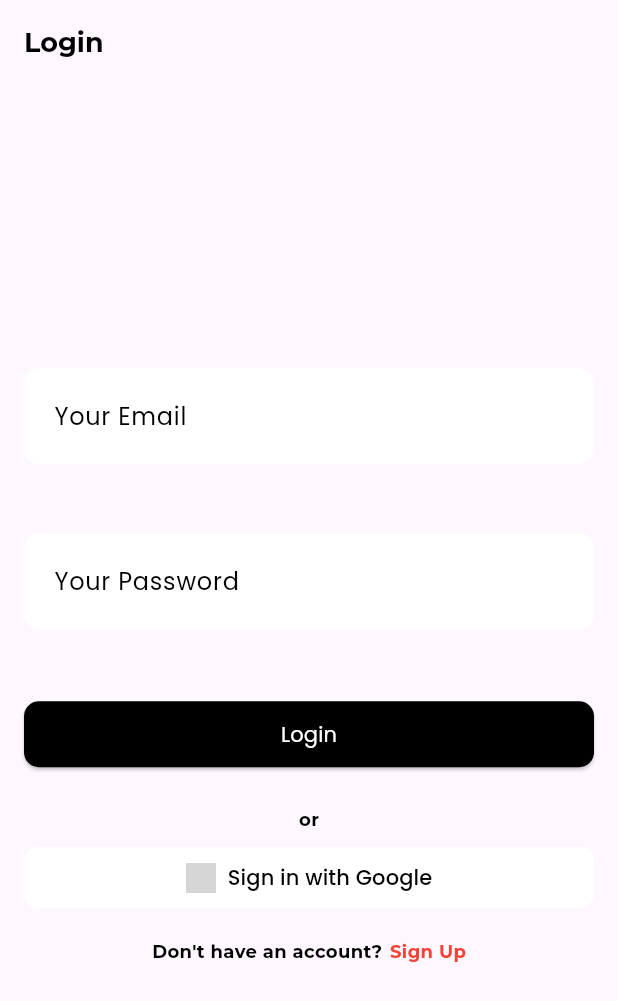
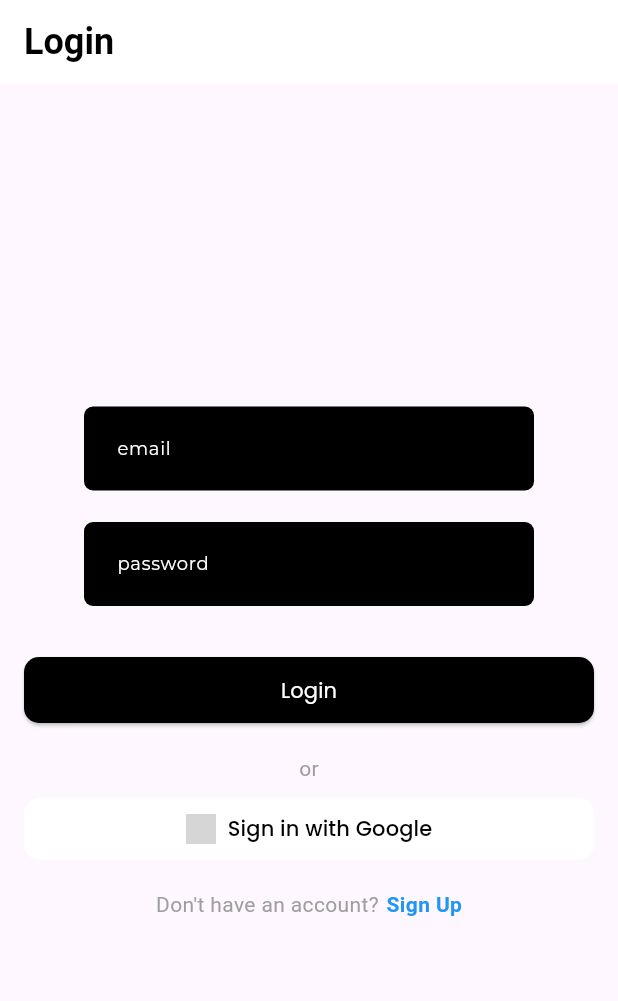
Before and after one commit to gazelle61/eventifyapk, a Flutter app: the screen it shows after launch, on a phone screen of 412 x 824 dp. Shown: the top 1001 px of the screen. Run offline on Flutter 3.47's test engine with Material 3 defaults, Android fonts, the light colour scheme and no system bars; our stand-ins replace cloud_firestore, firebase_auth, firebase_core, firebase_messaging, get, google_fonts and 1 more; accounts and stored records are empty; grey boxes are pictures that could not be loaded.

Commit message:
feat: [Z] ui components

```diff
--- a/lib/pages/login_page.dart
+++ b/lib/pages/login_page.dart
@@ -1,5 +1,4 @@
 import 'package:tryflutter/pages/signup_page.dart';
-import 'package:tryflutter/widgets/AppStyles.dart';
 import 'package:tryflutter/widgets/my_text_button.dart';
 import 'package:flutter/material.dart';
 import 'package:get/get.dart';
@@ -37,8 +36,10 @@ class _LoginPageState extends State<LoginPage> {
       appBar: AppBar(
         title: Text(
           "Login",
-          style: AppStyles.heading1,
+          style: TextStyle(fontSize: 24, fontWeight: FontWeight.bold, color: Colors.black),
         ),
+        backgroundColor: Colors.white,
+        elevation: 0,
       ),
       body: Center(
         child: SingleChildScrollView(
@@ -47,7 +48,7 @@ class _LoginPageState extends State<LoginPage> {
             mainAxisSize: MainAxisSize.min,
             children: [
               MyTextField(
-                hintText: "Your Email",
+                hintText: "email",
                 isObsecure: false,
                 controller: _email,
                 validator: (value) {
@@ -59,9 +60,9 @@ class _LoginPageState extends State<LoginPage> {
                   return null;
                 },
               ),
-              SizedBox(height: AppStyles.spaceXL),
+              SizedBox(height: 13),
               MyTextField(
-                hintText: "Your Password",
+                hintText: "password",
                 isObsecure: true,
                 controller: _password,
                 validator: (value) {
@@ -73,32 +74,28 @@ class _LoginPageState extends State<LoginPage> {
                   return null;
                 },
               ),
-              SizedBox(height: AppStyles.spaceXL),
+              SizedBox(height: 20),
               MyButton(
                 text: "Login",
-                color: AppStyles.textColor,
+                color: Colors.blue,
                 onPressed: () async {
                   final email = _email.text;
                   final password = _password.text;
 
-                  // Validasi input email dan password
                   setState(() {
                     _isEmailValid = email.endsWith("@gmail.com");
                     _isPasswordValid = password.length >= 6;
                   });
 
                   if (_isEmailValid && _isPasswordValid) {
-                    final user = await _auth.loginUserWithEmailAndPassword(
-                      email,
-                      password,
-                    );
+                    final user = await _auth.loginUserWithEmailAndPassword(email, password);
                     if (user != null) {
                       log("User Logged In");
                       Get.snackbar(
                         "Success",
                         "Login successful!",
-                        backgroundColor: AppStyles.success,
-                        colorText: AppStyles.backGroundColor,
+                        backgroundColor: Colors.green,
+                        colorText: Colors.white,
                         snackPosition: SnackPosition.TOP,
                         duration: Duration(seconds: 3),
                       );
@@ -107,8 +104,8 @@ class _LoginPageState extends State<LoginPage> {
                       Get.snackbar(
                         "Error",
                         "Login failed. Please try again.",
-                        backgroundColor: AppStyles.error,
-                        colorText: AppStyles.backGroundColor,
+                        backgroundColor: Colors.red,
+                        colorText: Colors.white,
                         snackPosition: SnackPosition.TOP,
                         duration: Duration(seconds: 3),
                       );
@@ -118,8 +115,8 @@ class _LoginPageState extends State<LoginPage> {
                       Get.snackbar(
                         "Invalid Email",
                         "Please use a valid email ending with @gmail.com.",
-                        backgroundColor: AppStyles.error,
-                        colorText: AppStyles.backGroundColor,
+                        backgroundColor: Colors.red,
+                        colorText: Colors.white,
                         snackPosition: SnackPosition.TOP,
                         duration: Duration(seconds: 3),
                       );
@@ -127,8 +124,8 @@ class _LoginPageState extends State<LoginPage> {
                       Get.snackbar(
                         "Invalid Password",
                         "Password must be at least 6 characters.",
-                        backgroundColor: AppStyles.error,
-                        colorText: AppStyles.backGroundColor,
+                        backgroundColor: Colors.red,
+                        colorText: Colors.white,
                         snackPosition: SnackPosition.TOP,
                         duration: Duration(seconds: 3),
                       );
@@ -138,12 +135,12 @@ class _LoginPageState extends State<LoginPage> {
                 fontSize: 14,
                 fontWeight: FontWeight.normal,
               ),
-              SizedBox(height: AppStyles.spaceM),
+              SizedBox(height: 10),
               Text(
                 "or",
-                style: AppStyles.caption,
+                style: TextStyle(fontSize: 14, color: Colors.grey),
               ),
-              SizedBox(height: AppStyles.spaceS),
+              SizedBox(height: 10),
               MyTextButton(
                 onPressed: () async {
                   final user = await _auth.loginWithGoogle();
@@ -157,20 +154,20 @@ class _LoginPageState extends State<LoginPage> {
                   }
                 },
               ),
-              SizedBox(height: AppStyles.spaceL),
+              SizedBox(height: 20),
               Row(
                 mainAxisAlignment: MainAxisAlignment.center,
                 children: [
                   Text(
                     "Don't have an account?",
-                    style: AppStyles.caption,
+                    style: TextStyle(fontSize: 14, color: Colors.grey),
                   ),
-                  SizedBox(width: AppStyles.spaceXS),
+                  SizedBox(width: 5),
                   InkWell(
                     onTap: () => goToSignup(context),
                     child: Text(
                       "Sign Up",
-                      style: AppStyles.inkwell,
+                      style: TextStyle(fontSize: 14, fontWeight: FontWeight.bold, color: Colors.blue),
                     ),
                   ),
                 ],
--- a/lib/widgets/my_text_field.dart
+++ b/lib/widgets/my_text_field.dart
@@ -1,14 +1,12 @@
 import 'package:flutter/cupertino.dart';
 import 'package:flutter/material.dart';
-import 'package:google_fonts/google_fonts.dart';
-
-import 'AppStyles.dart';
 
 class MyTextField extends StatefulWidget {
   final String hintText;
   final bool isObsecure;
   final TextEditingController? controller;
   final String? Function(String?)? validator; // Validator function
+
   const MyTextField({
     super.key,
     required this.hintText,
@@ -26,15 +24,18 @@ class _MyTextFieldState extends State<MyTextField> {
 
   @override
   Widget build(BuildContext context) {
-    return Container(
-      width: double.infinity,
-      margin: const EdgeInsets.symmetric(vertical: AppStyles.paddingS),
+    return IntrinsicHeight( // Biar tinggi otomatis menyesuaikan isi
+      child: Container(
+        width: 300,
+        margin: const EdgeInsets.symmetric(vertical: 4.0),
         decoration: BoxDecoration(
-        color: AppStyles.backGroundColor,
-        borderRadius: BorderRadius.circular(AppStyles.radiusS),
+          color: Colors.black,
+          borderRadius: BorderRadius.circular(6.0),
         ),
+        padding: const EdgeInsets.symmetric(horizontal: 10.0, vertical: 4.0), // Padding lebih kecil
         child: Column(
           crossAxisAlignment: CrossAxisAlignment.start,
+          mainAxisSize: MainAxisSize.min, // Biar nggak makan banyak ruang
           children: [
             TextField(
               controller: widget.controller,
@@ -47,49 +48,56 @@ class _MyTextFieldState extends State<MyTextField> {
               },
               decoration: InputDecoration(
                 hintText: widget.hintText,
-              hintStyle: GoogleFonts.poppins(
-                color: AppStyles.textColor,
+                hintStyle: const TextStyle(
+                  fontFamily: 'Montserrat',
+                  fontSize: 12,
+                  color: Colors.white,
                 ),
                 border: InputBorder.none,
                 contentPadding: const EdgeInsets.symmetric(
-                horizontal: AppStyles.paddingL,
-                vertical: AppStyles.paddingXL,
+                  horizontal: 8.0,
+                  vertical: 6.0, // Lebih kecil
                 ),
                 focusedBorder: OutlineInputBorder(
                   borderSide: BorderSide(
-                  color: errorText == null ? Colors.green : Colors.red,
-                  width: 3.0,
+                    color: errorText == null
+                        ? const Color.fromARGB(255, 87, 159, 89)
+                        : const Color.fromARGB(255, 192, 82, 75),
+                    width: 2.0,
                   ),
-                borderRadius: BorderRadius.circular(AppStyles.radiusM),
+                  borderRadius: BorderRadius.circular(6.0),
                 ),
                 enabledBorder: OutlineInputBorder(
                   borderSide: BorderSide(
-                  color: errorText == null
-                      ? AppStyles.backGroundColor
-                      : Colors.red,
-                  width: 2.0,
+                    color: errorText == null ? const Color.fromARGB(0, 0, 0, 0) : Colors.red,
+                    width: 1.5,
                   ),
-                borderRadius: BorderRadius.circular(AppStyles.radiusM),
+                  borderRadius: BorderRadius.circular(6.0),
                 ),
               ),
-            style: GoogleFonts.poppins(
-              color: AppStyles.textColor,
+              style: const TextStyle(
+                fontFamily: 'Montserrat',
+                fontSize: 12,
+                color: Colors.white,
               ),
               obscureText: widget.isObsecure,
             ),
+
             if (errorText != null)
               Padding(
-              padding: const EdgeInsets.only(left: 8.0, top: 4.0),
+                padding: const EdgeInsets.only(top: 2.0),
                 child: Text(
                   errorText!,
-                style: GoogleFonts.poppins(
+                  style: const TextStyle(
+                    fontFamily: 'Montserrat',
                     color: Colors.red,
-                  fontSize: 12,
+                    fontSize: 10,
                   ),
                 ),
               ),
           ],
         ),
+      ),
     );
   }
 }
--- a/pubspec.yaml
+++ b/pubspec.yaml
@@ -74,6 +74,7 @@ flutter:
       - assets/images/notificationblack.png
       - assets/images/sidebar.png
       - assets/images/sort.png
+      - assets/images/crossline.png
   #   - images/a_dot_ham.jpeg
 
   # An image asset can refer to one or more resolution-specific "variants", see
```
Lines whose indentation alone changed are shown as unchanged.
